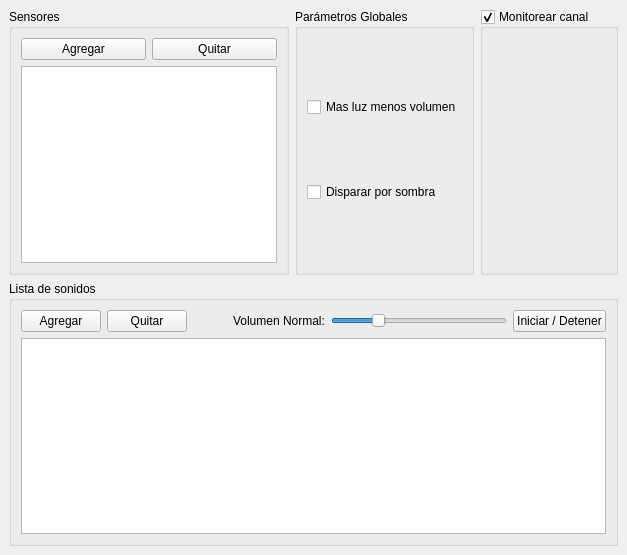
Qt form ui_data/main.ui (CrearAyT/proyecto-anahi) before a commit.
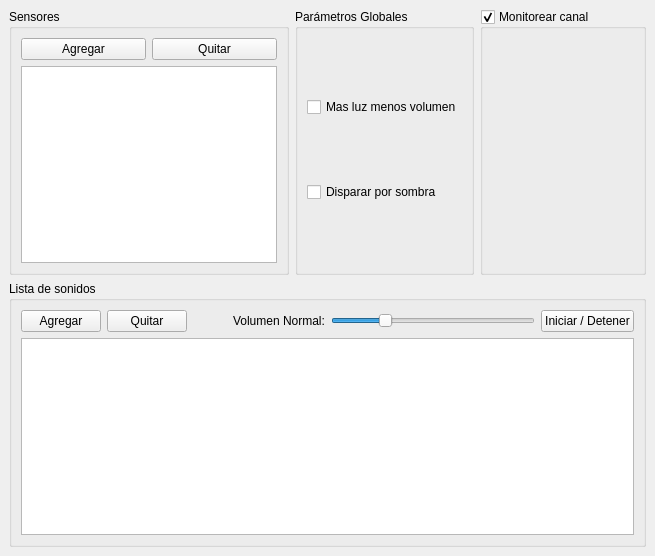
The same form after that commit.

Commit message: hacer boton playpause un toggle

```diff
--- a/ui_data/main.ui
+++ b/ui_data/main.ui
@@ -6,8 +6,8 @@
    <rect>
     <x>0</x>
     <y>0</y>
-    <width>580</width>
-    <height>555</height>
+    <width>655</width>
+    <height>556</height>
    </rect>
   </property>
   <property name="windowTitle">
@@ -212,6 +212,9 @@
            <property name="text">
             <string>Iniciar / Detener</string>
            </property>
+           <property name="checkable">
+            <bool>true</bool>
+           </property>
           </widget>
          </item>
         </layout>
```
Left out of the diff: 5 changed lines with no effect on the pictures.
